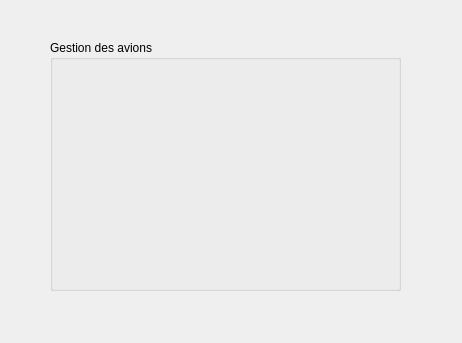
Old version of the form avions.ui in the repository franck-russell/Smart_Station_2A20_Equipe1.
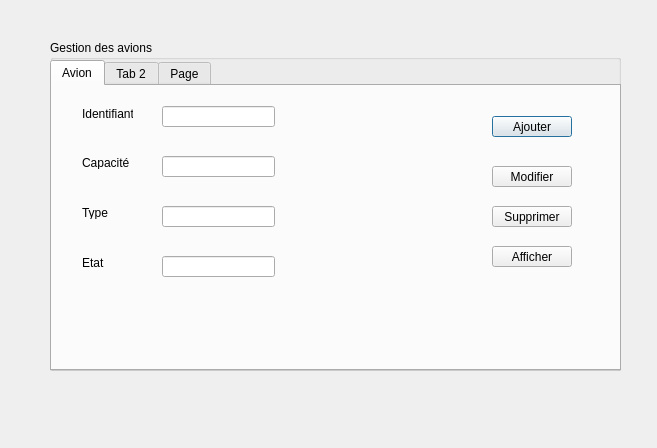
New version of the form.

```diff
--- a/avions.ui
+++ b/avions.ui
@@ -6,8 +6,8 @@
    <rect>
     <x>0</x>
     <y>0</y>
-    <width>462</width>
-    <height>343</height>
+    <width>657</width>
+    <height>448</height>
    </rect>
   </property>
   <property name="windowTitle">
@@ -18,13 +18,185 @@
     <rect>
      <x>50</x>
      <y>40</y>
-     <width>351</width>
-     <height>251</height>
+     <width>571</width>
+     <height>331</height>
     </rect>
    </property>
    <property name="title">
     <string>Gestion des avions</string>
    </property>
+   <widget class="QTabWidget" name="tabWidget">
+    <property name="geometry">
+     <rect>
+      <x>0</x>
+      <y>20</y>
+      <width>571</width>
+      <height>311</height>
+     </rect>
+    </property>
+    <property name="currentIndex">
+     <number>0</number>
+    </property>
+    <widget class="QWidget" name="tab">
+     <attribute name="title">
+      <string>Avion</string>
+     </attribute>
+     <widget class="QLabel" name="label">
+      <property name="geometry">
+       <rect>
+        <x>30</x>
+        <y>20</y>
+        <width>51</width>
+        <height>16</height>
+       </rect>
+      </property>
+      <property name="text">
+       <string>Identifiant</string>
+      </property>
+     </widget>
+     <widget class="QLabel" name="label_2">
+      <property name="geometry">
+       <rect>
+        <x>30</x>
+        <y>70</y>
+        <width>47</width>
+        <height>13</height>
+       </rect>
+      </property>
+      <property name="text">
+       <string>Capacité</string>
+      </property>
+     </widget>
+     <widget class="QLabel" name="label_3">
+      <property name="geometry">
+       <rect>
+        <x>30</x>
+        <y>120</y>
+        <width>47</width>
+        <height>13</height>
+       </rect>
+      </property>
+      <property name="text">
+       <string>Type</string>
+      </property>
+     </widget>
+     <widget class="QLabel" name="label_4">
+      <property name="geometry">
+       <rect>
+        <x>30</x>
+        <y>170</y>
+        <width>47</width>
+        <height>13</height>
+       </rect>
+      </property>
+      <property name="text">
+       <string>Etat</string>
+      </property>
+     </widget>
+     <widget class="QLineEdit" name="lineEdit_id">
+      <property name="geometry">
+       <rect>
+        <x>110</x>
+        <y>20</y>
+        <width>113</width>
+        <height>21</height>
+       </rect>
+      </property>
+     </widget>
+     <widget class="QLineEdit" name="lineEdit_capacit">
+      <property name="geometry">
+       <rect>
+        <x>110</x>
+        <y>70</y>
+        <width>113</width>
+        <height>21</height>
+       </rect>
+      </property>
+     </widget>
+     <widget class="QLineEdit" name="lineEdit_type">
+      <property name="geometry">
+       <rect>
+        <x>110</x>
+        <y>120</y>
+        <width>113</width>
+        <height>21</height>
+       </rect>
+      </property>
+     </widget>
+     <widget class="QLineEdit" name="lineEdit_etat">
+      <property name="geometry">
+       <rect>
+        <x>110</x>
+        <y>170</y>
+        <width>113</width>
+        <height>21</height>
+       </rect>
+      </property>
+     </widget>
+     <widget class="QPushButton" name="pushButton">
+      <property name="geometry">
+       <rect>
+        <x>440</x>
+        <y>30</y>
+        <width>80</width>
+        <height>21</height>
+       </rect>
+      </property>
+      <property name="text">
+       <string>Ajouter</string>
+      </property>
+     </widget>
+     <widget class="QPushButton" name="pushButton_2">
+      <property name="geometry">
+       <rect>
+        <x>440</x>
+        <y>80</y>
+        <width>80</width>
+        <height>21</height>
+       </rect>
+      </property>
+      <property name="text">
+       <string>Modifier</string>
+      </property>
+     </widget>
+     <widget class="QPushButton" name="pushButton_3">
+      <property name="geometry">
+       <rect>
+        <x>440</x>
+        <y>120</y>
+        <width>80</width>
+        <height>21</height>
+       </rect>
+      </property>
+      <property name="text">
+       <string>Supprimer</string>
+      </property>
+     </widget>
+     <widget class="QPushButton" name="pushButton_4">
+      <property name="geometry">
+       <rect>
+        <x>440</x>
+        <y>160</y>
+        <width>80</width>
+        <height>21</height>
+       </rect>
+      </property>
+      <property name="text">
+       <string>Afficher</string>
+      </property>
+     </widget>
+    </widget>
+    <widget class="QWidget" name="tab_2">
+     <attribute name="title">
+      <string>Tab 2</string>
+     </attribute>
+    </widget>
+    <widget class="QWidget" name="tab_3">
+     <attribute name="title">
+      <string>Page</string>
+     </attribute>
+    </widget>
+   </widget>
   </widget>
  </widget>
  <resources/>
```
